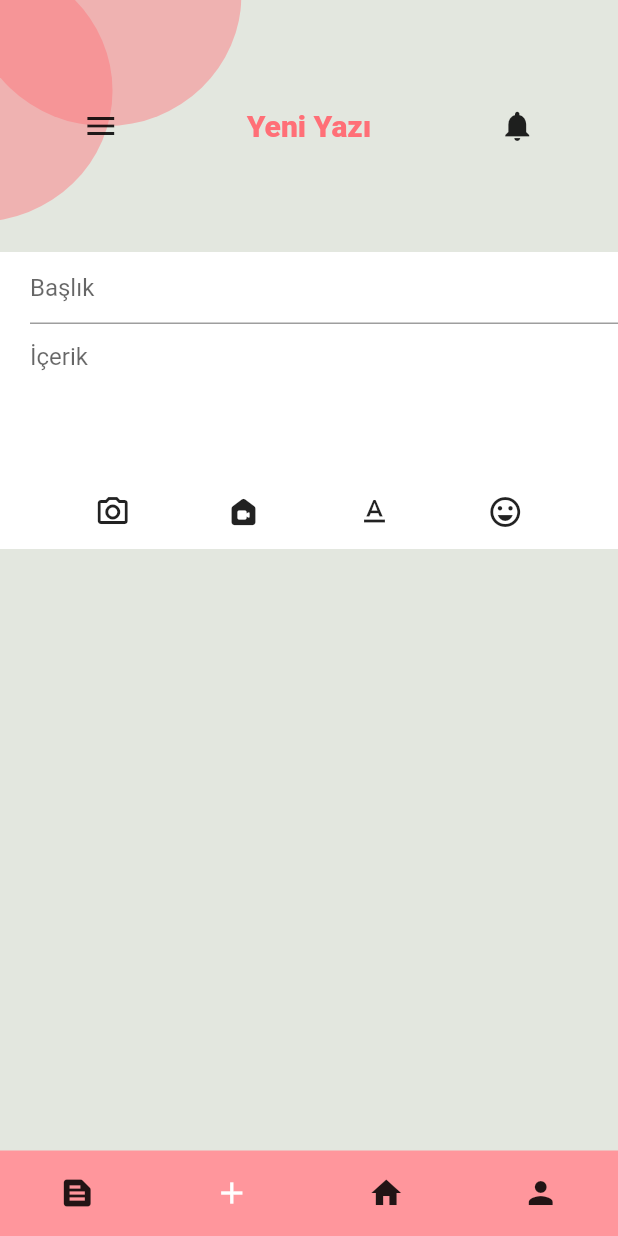
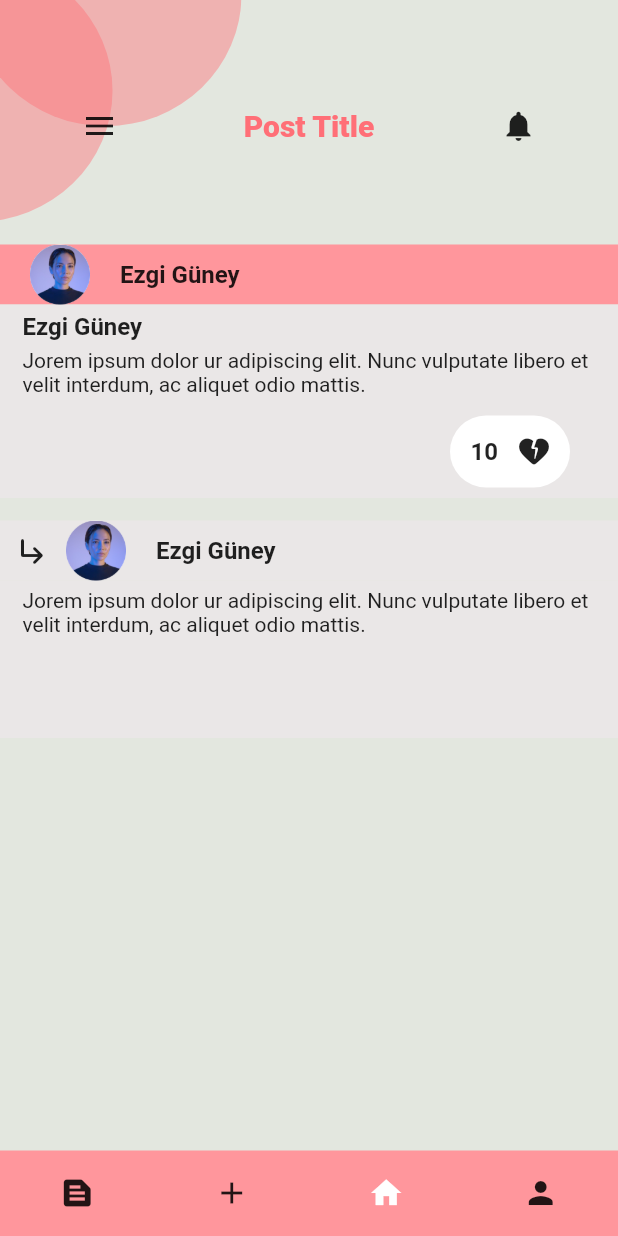
Before and after one commit to Emirhanerbil/depremizleri, a Flutter app: the screen it shows after launch, on a phone screen of 412 x 824 dp. Run offline on Flutter 3.47's test engine with Material 2 defaults, Android fonts, the light colour scheme and no system bars; our stand-ins replace flutter_svg; Roboto replaces fonts that are missing (Poppings, Poppins).

Commit message:
postPage-finished

```diff
--- a/lib/main.dart
+++ b/lib/main.dart
@@ -1,6 +1,8 @@
 import 'package:depremizleri/home.dart';
+import 'package:depremizleri/landing.dart';
 import 'package:depremizleri/myTextPage.dart';
 import 'package:depremizleri/newPostPage.dart';
+import 'package:depremizleri/postPage.dart';
 import 'package:depremizleri/profile.dart';
 import 'package:flutter/material.dart';
 
@@ -16,7 +18,7 @@ class MyApp extends StatelessWidget {
     return MaterialApp(
       debugShowCheckedModeBanner: false,
       theme: ThemeData(primarySwatch: Colors.grey),
-      home: newPostPage(),
+      home: PostPage(),
     );
   }
 }
--- /dev/null
+++ b/lib/postPage.dart
@@ -0,0 +1,223 @@
+import 'package:flutter/material.dart';
+import 'package:flutter_svg/flutter_svg.dart';
+
+class PostPage extends StatefulWidget {
+  const PostPage({super.key});
+
+  @override
+  State<PostPage> createState() => _PostPageState();
+}
+
+class _PostPageState extends State<PostPage> {
+  GlobalKey<ScaffoldState> scaffoldKey = GlobalKey<ScaffoldState>();
+  @override
+  Widget build(BuildContext context) {
+    return Scaffold(
+        bottomNavigationBar: NavigationBar(
+            height: 57,
+            selectedIndex: 3,
+            destinations: [
+              Icon(Icons.text_snippet),
+              Icon(Icons.add),
+              Icon(Icons.home, color: Colors.white),
+              Icon(Icons.person)
+            ],
+            backgroundColor: Color(0XFFFF969C)),
+        key: scaffoldKey,
+        backgroundColor: Color(0XFFE3E7DF),
+        drawer: Drawer(
+          child:
+              Column(crossAxisAlignment: CrossAxisAlignment.start, children: [
+            SizedBox(height: 60),
+            ListTile(
+                leading: CircleAvatar(
+                    child: Image.asset("assets/images/profile.png")),
+                title: Text("Ezgi Güney")),
+            ListTile(
+                leading: IconButton(
+                    onPressed: () {},
+                    icon: Icon(Icons.text_snippet, color: Colors.black)),
+                title: Text("Yazılarım")),
+            ListTile(
+                leading: IconButton(
+                    onPressed: () {},
+                    icon: Icon(Icons.reply, color: Colors.black)),
+                title: Text("Cevaplarım")),
+            ListTile(
+                leading: IconButton(
+                    onPressed: () {},
+                    icon: Icon(Icons.thumb_up, color: Colors.black)),
+                title: Text("Beğendiklerim")),
+            ListTile(
+                leading: IconButton(
+                    onPressed: () {},
+                    icon: Icon(Icons.settings, color: Colors.black)),
+                title: Text("Ayarlar")),
+            Container(
+              height: 400,
+              alignment: Alignment.bottomCenter,
+              child: ListTile(
+                  leading: IconButton(
+                      onPressed: () {},
+                      icon: Icon(Icons.logout, color: Colors.black)),
+                  title: Text("Çıkış Yap")),
+            )
+          ]),
+        ),
+        body: Column(children: [
+          Column(children: [
+            Stack(
+              children: [
+                SvgPicture.asset("assets/images/shapeLeftTop.svg"),
+                Container(
+                  margin: EdgeInsets.only(top: 60),
+                  child: Row(
+                    mainAxisAlignment: MainAxisAlignment.spaceEvenly,
+                    children: [
+                      IconButton(
+                          onPressed: () => openDrawer(),
+                          icon: Icon(Icons.menu)),
+                      Container(
+                          margin: EdgeInsets.only(right: 30, left: 30),
+                          child: mainText("Post Title")),
+                      IconButton(
+                          onPressed: () {}, icon: Icon(Icons.notifications))
+                    ],
+                  ),
+                )
+              ],
+            ),
+            Column(
+              children: [
+                Container(
+                  margin: EdgeInsets.only(top: 15),
+                  color: Color(0xffFF969C),
+                  child: Row(
+                    mainAxisAlignment: MainAxisAlignment.start,
+                    children: [
+                      SizedBox(width: 20),
+                      CircleAvatar(
+                          radius: 20,
+                          child: Image.asset("assets/images/profile.png")),
+                      SizedBox(width: 20),
+                      titles("Ezgi Güney", 16),
+                    ],
+                  ),
+                ),
+                Container(
+                  color: Color(0xffEAE7E7),
+                  child: Column(
+                    children: [
+                      Container(
+                        margin: EdgeInsets.only(left: 15, top: 5),
+                        alignment: Alignment.topLeft,
+                        child: Text("Ezgi Güney",
+                            textAlign: TextAlign.start,
+                            style: TextStyle(
+                                fontFamily: "Poppins",
+                                fontSize: 16,
+                                fontStyle: FontStyle.normal,
+                                fontWeight: FontWeight.bold)),
+                      ),
+                      Stack(
+                        children: [
+                          Container(
+                            height: 100,
+                            margin:
+                                EdgeInsets.only(right: 15, left: 15, top: 5),
+                            child: Text(
+                              "Jorem ipsum dolor ur adipiscing elit. Nunc vulputate libero et velit interdum, ac aliquet odio mattis.",
+                              style: TextStyle(
+                                  fontFamily: "Poppings",
+                                  fontWeight: FontWeight.w400),
+                            ),
+                          ),
+                          Column(
+                            mainAxisAlignment: MainAxisAlignment.end,
+                            children: [
+                              Container(
+                                margin: EdgeInsets.only(top: 50, left: 300),
+                                width: 80,
+                                alignment: Alignment.bottomRight,
+                                decoration: BoxDecoration(
+                                    color: Colors.white,
+                                    borderRadius: BorderRadius.circular(50)),
+                                child: Row(
+                                    mainAxisAlignment: MainAxisAlignment.end,
+                                    children: [
+                                      titles("10", 16),
+                                      IconButton(
+                                          onPressed: () {},
+                                          icon:
+                                              Icon(Icons.heart_broken_rounded))
+                                    ]),
+                              ),
+                            ],
+                          )
+                        ],
+                      ),
+                    ],
+                  ),
+                ),
+                Column(
+                  children: [
+                    Container(
+                      margin: EdgeInsets.only(top: 15),
+                      color: Color(0xffEAE7E7),
+                      child: Row(
+                        mainAxisAlignment: MainAxisAlignment.start,
+                        children: [
+                          SizedBox(width: 10),
+                          Icon(Icons.subdirectory_arrow_right_rounded),
+                          SizedBox(width: 10),
+                          CircleAvatar(
+                              radius: 20,
+                              child: Image.asset("assets/images/profile.png")),
+                          SizedBox(width: 20),
+                          titles("Ezgi Güney", 16),
+                        ],
+                      ),
+                    ),
+                    Container(
+                      color: Color(0xffEAE7E7),
+                      child: Container(
+                        height: 100,
+                        margin: EdgeInsets.only(right: 15, left: 15, top: 5),
+                        child: Text(
+                          "Jorem ipsum dolor ur adipiscing elit. Nunc vulputate libero et velit interdum, ac aliquet odio mattis.",
+                          style: TextStyle(
+                              fontFamily: "Poppings",
+                              fontWeight: FontWeight.w400),
+                        ),
+                      ),
+                    ),
+                  ],
+                )
+              ],
+            )
+          ])
+        ]));
+  }
+
+  Text titles(String text, double fontsize) {
+    return Text(text,
+        style: TextStyle(
+            fontFamily: "Poppins",
+            fontSize: fontsize,
+            fontStyle: FontStyle.normal,
+            fontWeight: FontWeight.bold));
+  }
+
+  Text mainText(String text) {
+    return Text(text,
+        style: TextStyle(
+            color: Color(0XFFFF6F77),
+            fontSize: 20,
+            fontFamily: "Poppins",
+            fontWeight: FontWeight.w800));
+  }
+
+  void openDrawer() {
+    scaffoldKey.currentState?.openDrawer();
+  }
+}
```
